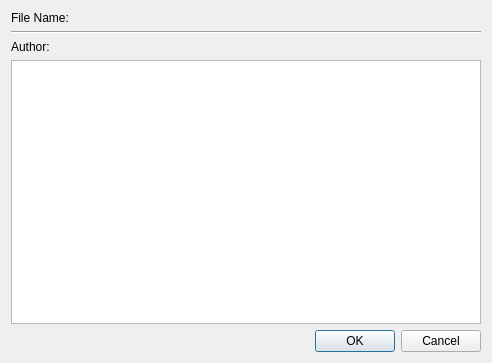
Qt form core/info/fileInfo.ui (KmolYuan/Pyslvs-UI) before a commit.
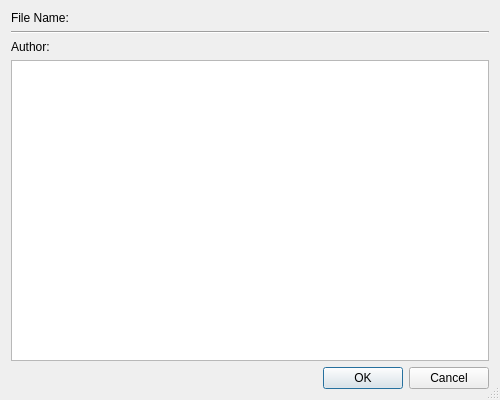
The same form after that commit. Icons and pictures are not drawn.

The edit to the form file:
```diff
--- a/core/info/fileInfo.ui
+++ b/core/info/fileInfo.ui
@@ -9,20 +9,20 @@
    <rect>
     <x>0</x>
     <y>0</y>
-    <width>492</width>
-    <height>363</height>
+    <width>500</width>
+    <height>400</height>
    </rect>
   </property>
   <property name="minimumSize">
    <size>
-    <width>492</width>
-    <height>363</height>
+    <width>351</width>
+    <height>265</height>
    </size>
   </property>
   <property name="maximumSize">
    <size>
-    <width>492</width>
-    <height>363</height>
+    <width>500</width>
+    <height>400</height>
    </size>
   </property>
   <property name="windowTitle">
@@ -36,7 +36,7 @@
    <bool>true</bool>
   </property>
   <property name="sizeGripEnabled">
-   <bool>false</bool>
+   <bool>true</bool>
   </property>
   <property name="modal">
    <bool>true</bool>
```
